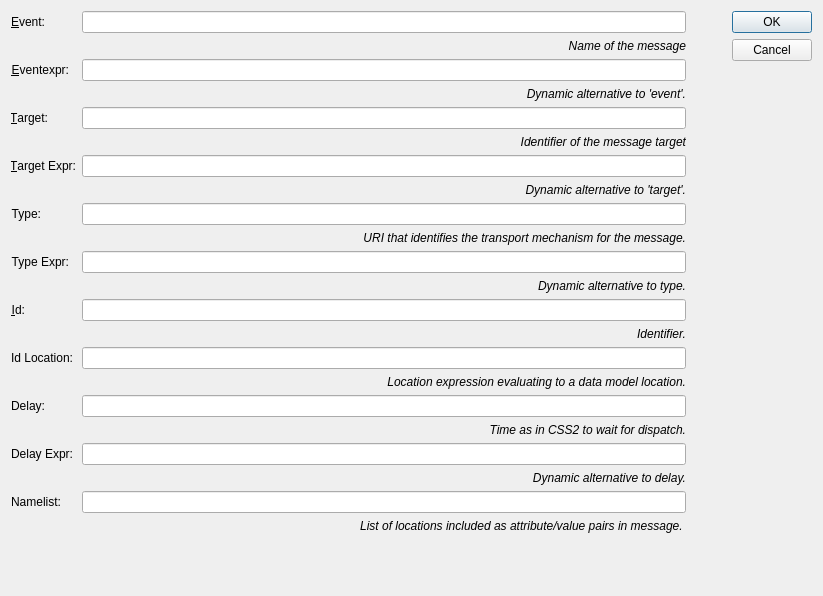
The window that src/modules/specialized/scxml/dialogs/scxmlsenddialog.ui (lbellonda/qxmledit) describes before a commit, drawn with Qt 5.
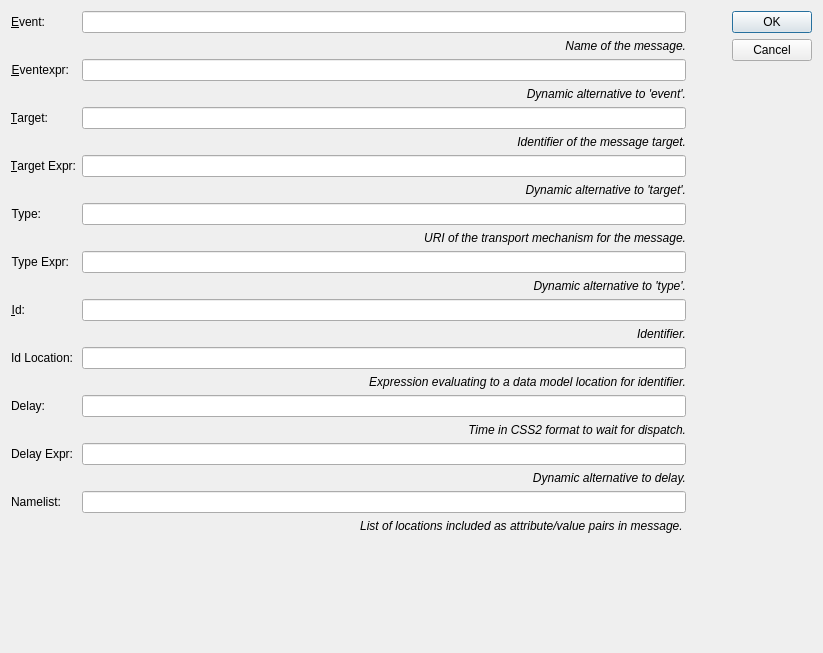
The same window after the commit. Icons and pictures are not drawn.

```diff
--- a/src/modules/specialized/scxml/dialogs/scxmlsenddialog.ui
+++ b/src/modules/specialized/scxml/dialogs/scxmlsenddialog.ui
@@ -7,7 +7,7 @@
     <x>0</x>
     <y>0</y>
     <width>823</width>
-    <height>596</height>
+    <height>653</height>
    </rect>
   </property>
   <property name="windowTitle">
@@ -40,7 +40,7 @@
         </font>
        </property>
        <property name="text">
-        <string>Name of the message</string>
+        <string>Name of the message.</string>
        </property>
        <property name="alignment">
         <set>Qt::AlignRight|Qt::AlignTrailing|Qt::AlignVCenter</set>
@@ -102,7 +102,7 @@
         </font>
        </property>
        <property name="text">
-        <string>Identifier of the message target</string>
+        <string>Identifier of the message target.</string>
        </property>
        <property name="alignment">
         <set>Qt::AlignRight|Qt::AlignTrailing|Qt::AlignVCenter</set>
@@ -164,7 +164,7 @@
         </font>
        </property>
        <property name="text">
-        <string>URI that identifies the transport mechanism for the message.</string>
+        <string>URI of the transport mechanism for the message.</string>
        </property>
        <property name="alignment">
         <set>Qt::AlignRight|Qt::AlignTrailing|Qt::AlignVCenter</set>
@@ -226,7 +226,7 @@
         </font>
        </property>
        <property name="text">
-        <string>Location expression evaluating to a data model location.</string>
+        <string>Expression evaluating to a data model location for identifier.</string>
        </property>
        <property name="alignment">
         <set>Qt::AlignRight|Qt::AlignTrailing|Qt::AlignVCenter</set>
@@ -257,7 +257,7 @@
         </font>
        </property>
        <property name="text">
-        <string>Time as in CSS2 to wait for dispatch.</string>
+        <string>Time in CSS2 format to wait for dispatch.</string>
        </property>
        <property name="alignment">
         <set>Qt::AlignRight|Qt::AlignTrailing|Qt::AlignVCenter</set>
@@ -350,7 +350,7 @@
         </font>
        </property>
        <property name="text">
-        <string>Dynamic alternative to type.</string>
+        <string>Dynamic alternative to 'type'.</string>
        </property>
        <property name="alignment">
         <set>Qt::AlignRight|Qt::AlignTrailing|Qt::AlignVCenter</set>
```
Left out of the diff: 31 changed lines with no effect on the pictures.
